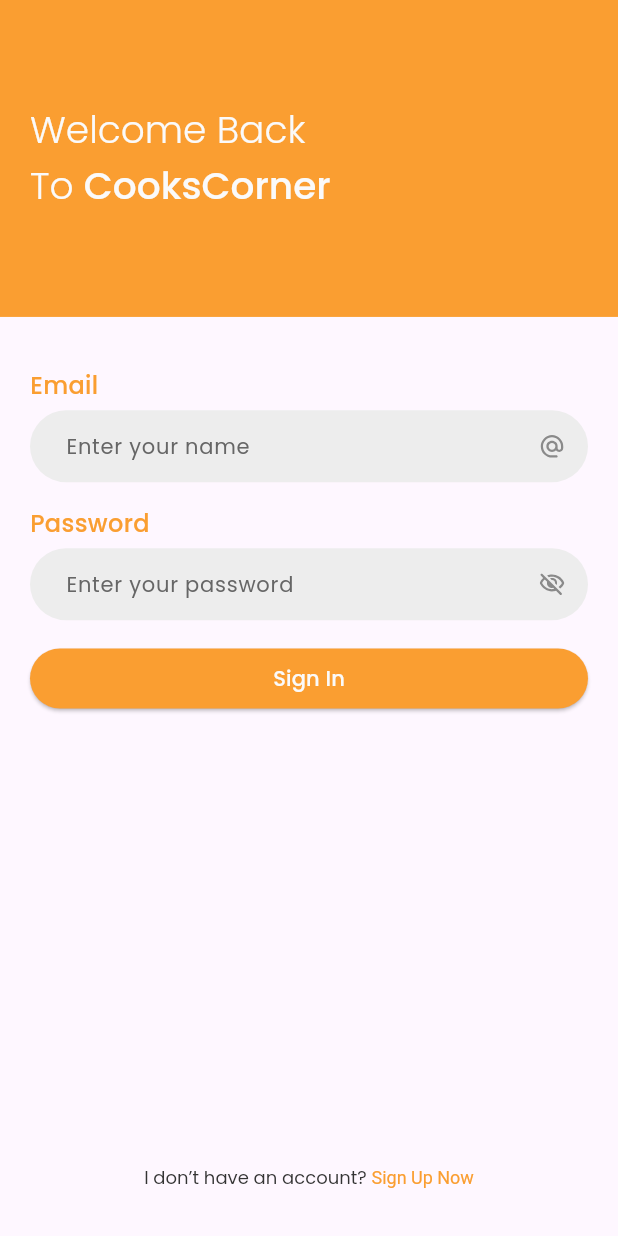
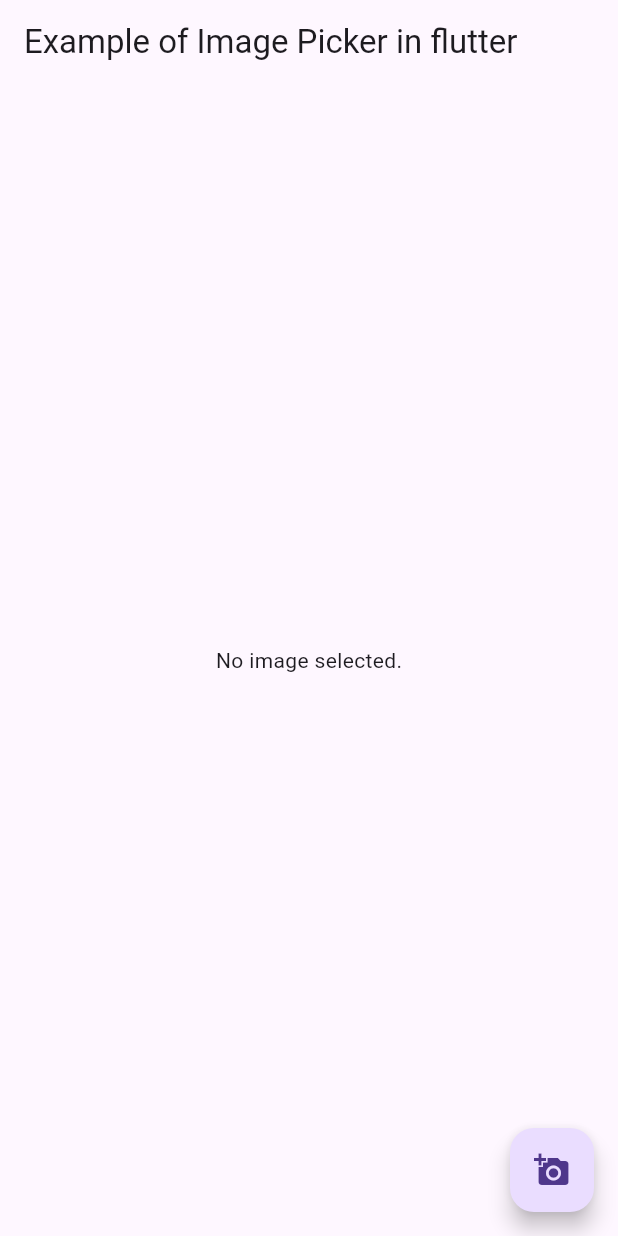
Before and after one commit to angelvlch/CooksCorner, a Flutter app: the screen it shows after launch, on a phone screen of 412 x 824 dp. Run offline on Flutter 3.47's test engine with Material 3 defaults, Android fonts, the phone set to English and light mode, and no system bars; our stand-ins replace bloc, cached_network_image, dio, flutter_bloc, flutter_svg, image_picker.

Commit message:
add request and handling permission  for ios

```diff
--- a/lib/features/authorization/presentation/authorization_screen.dart
+++ b/lib/features/authorization/presentation/authorization_screen.dart
@@ -1,4 +1,4 @@
-import 'package:cooks_corner/core/constants/app_colors.dart';
+/* import 'package:cooks_corner/core/constants/app_colors.dart';
 import 'package:cooks_corner/core/constants/app_font.dart';
 import 'package:cooks_corner/core/constants/app_images.dart';
 import 'package:cooks_corner/core/constants/app_sizes.dart';
@@ -141,3 +141,54 @@ class _AuthorizationScreenState extends State<AuthorizationScreen> {
     );
   }
 }
+ */
+
+import 'dart:io';
+
+import 'package:flutter/cupertino.dart';
+import 'package:flutter/material.dart';
+import 'package:image_picker/image_picker.dart';
+
+class AuthorizationScreen extends StatefulWidget {
+  const AuthorizationScreen({Key? key}) : super(key: key);
+
+  @override
+  _AuthorizationScreenState createState() => _AuthorizationScreenState();
+}
+
+class _AuthorizationScreenState extends State<AuthorizationScreen> {
+  final ImagePicker _picker = ImagePicker();
+  XFile? _image;
+
+  @override
+  Widget build(BuildContext context) {
+    return Scaffold(
+      appBar: AppBar(
+        title: const Text('Example of Image Picker in flutter'),
+      ),
+      body: Center(
+        child: _image == null
+            ? const Text('No image selected.')
+            : Image.file(
+                File(_image!.path),
+                scale: 1,
+                semanticLabel: 'Hello',
+                excludeFromSemantics: true,
+              ),
+      ),
+      floatingActionButton: FloatingActionButton(
+        onPressed: getImage,
+        tooltip: 'Pick Image',
+        child: const Icon(Icons.add_a_photo),
+      ),
+    );
+  }
+
+  Future getImage() async {
+    final XFile? image = await _picker.pickImage(source: ImageSource.camera);
+
+    setState(() {
+      _image = image;
+    });
+  }
+}
```
Also changed, not shown: lib/features/create_recipe/presentation/create_recipe_screen.dart (+7 -4 lines), 1 other file.
